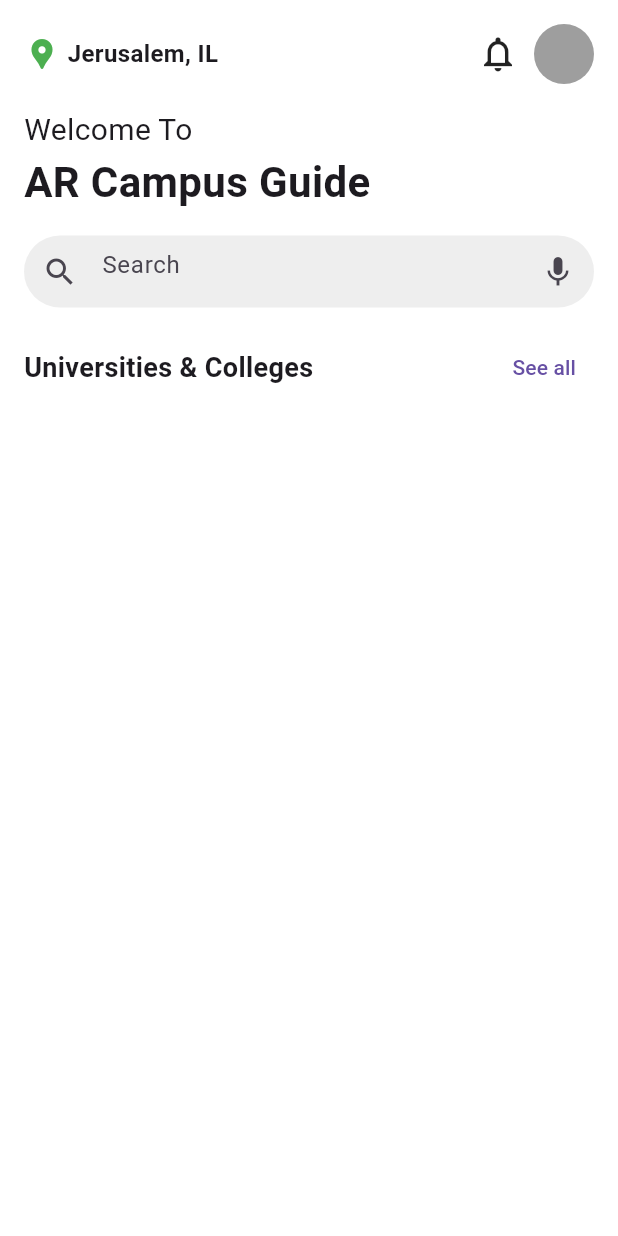
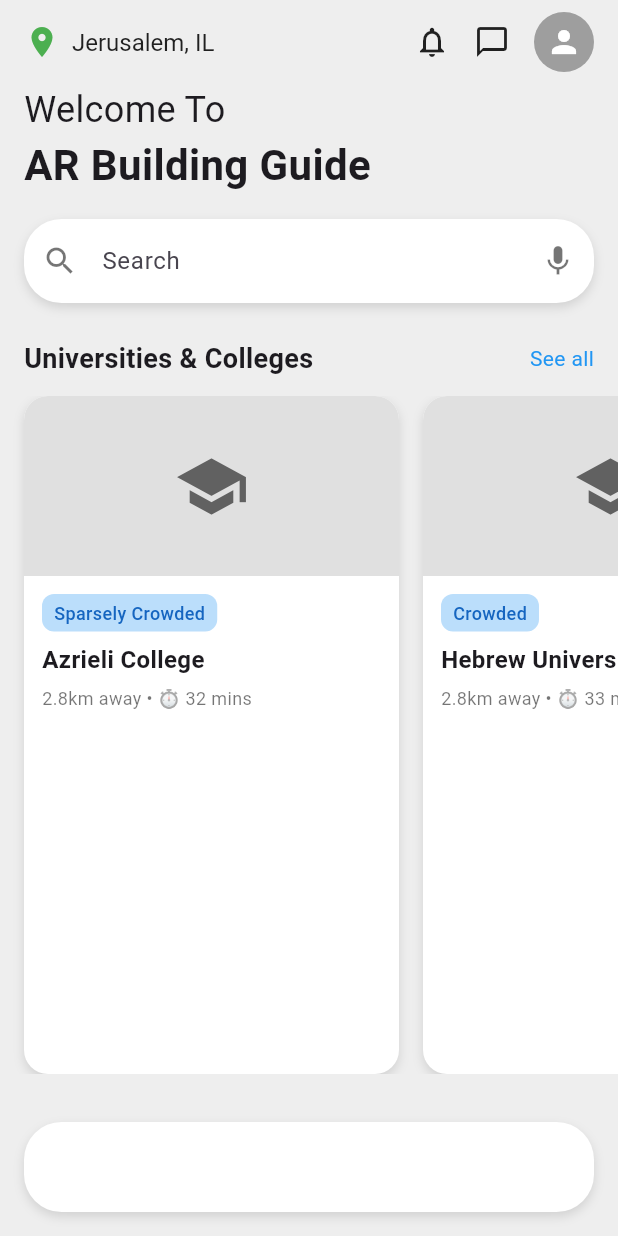
Before and after one commit to MalikKa2002/final_project, a Flutter app: the screen it shows after launch, on a phone screen of 412 x 824 dp. Run offline on Flutter 3.47's test engine with Material 3 defaults, Android fonts, the phone set to English and light mode, and no system bars.

Commit message:
fixed without the images

```diff
--- a/smart_guide/lib/main.dart
+++ b/smart_guide/lib/main.dart
@@ -1,188 +1,238 @@
 import 'package:flutter/material.dart';
-import 'package:google_fonts/google_fonts.dart';
 
 void main() {
-  runApp(const ARCampusGuideApp());
+  runApp(ARGuideApp());
 }
 
-class ARCampusGuideApp extends StatelessWidget {
-  const ARCampusGuideApp({super.key});
-
+class ARGuideApp extends StatelessWidget {
   @override
   Widget build(BuildContext context) {
     return MaterialApp(
-      home: CampusGuideHome(),
       debugShowCheckedModeBanner: false,
+      home: HomeScreen(),
+      theme: ThemeData(fontFamily: 'Roboto'),
     );
   }
 }
 
-class CampusGuideHome extends StatelessWidget {
-  final List<Map<String, String>> locations = [
-    {
-      "title": "Azrieli College",
-      "status": "Sparsely Crowded",
-      "distance": "2.8km away",
-      "time": "32 mins"
-    },
-    {
-      "title": "Hebrew University",
-      "status": "Crowded",
-      "distance": "3.2km away",
-      "time": "35 mins"
-    }
-  ];
-
+class HomeScreen extends StatelessWidget {
   @override
   Widget build(BuildContext context) {
     return Scaffold(
-      backgroundColor: Colors.white,
-      body: SafeArea(
-        child: Column(
-          crossAxisAlignment: CrossAxisAlignment.start,
+      backgroundColor: Colors.grey[200],
+      appBar: AppBar(
+        elevation: 0,
+        backgroundColor: Colors.grey[200],
+        title: Row(
           children: [
-            // Location and Profile Section
-            Padding(
-              padding: const EdgeInsets.all(16.0),
-              child: Row(
-                mainAxisAlignment: MainAxisAlignment.spaceBetween,
-                children: [
-                  Row(
-                    children: [
-                      Icon(Icons.location_pin, color: Colors.green),
-                      const SizedBox(width: 5),
+            Icon(Icons.location_on, color: Colors.green),
+            SizedBox(width: 8),
             Text(
               "Jerusalem, IL",
-                        style: GoogleFonts.roboto(
-                            fontSize: 16, fontWeight: FontWeight.w600),
+              style: TextStyle(color: Colors.black87, fontSize: 16),
             ),
           ],
         ),
-                  Row(
-                    children: [
-                      Icon(Icons.notifications_none, size: 28),
-                      const SizedBox(width: 10),
-                      CircleAvatar(backgroundColor: Colors.grey, radius: 20),
-                    ],
-                  )
+        actions: [
+          Icon(Icons.notifications_none, color: Colors.black87),
+          SizedBox(width: 16),
+          Icon(Icons.chat_bubble_outline, color: Colors.black87),
+          SizedBox(width: 16),
+          CircleAvatar(
+            backgroundColor: Colors.grey,
+            child: Icon(Icons.person, color: Colors.white),
+          ),
+          SizedBox(width: 16),
         ],
       ),
+      body: Column(
+        crossAxisAlignment: CrossAxisAlignment.start,
+        children: [
+          Padding(
+            padding: const EdgeInsets.symmetric(horizontal: 16),
+            child: Text(
+              "Welcome To",
+              style: TextStyle(fontSize: 24, fontWeight: FontWeight.w400),
             ),
-
-            // Welcome Section
-            Padding(
-              padding: const EdgeInsets.symmetric(horizontal: 16.0),
-              child:
-                  Text("Welcome To", style: GoogleFonts.roboto(fontSize: 20)),
           ),
           Padding(
-              padding: const EdgeInsets.symmetric(horizontal: 16.0),
-              child: Text("AR Campus Guide",
-                  style: GoogleFonts.roboto(
-                      fontSize: 28, fontWeight: FontWeight.bold)),
+            padding: const EdgeInsets.symmetric(horizontal: 16),
+            child: Text(
+              "AR Building Guide",
+              style: TextStyle(fontSize: 28, fontWeight: FontWeight.bold),
             ),
-
+          ),
+          SizedBox(height: 16),
           // Search Bar
           Padding(
-              padding: const EdgeInsets.all(16.0),
+            padding: const EdgeInsets.symmetric(horizontal: 16),
             child: Container(
               decoration: BoxDecoration(
-                  color: Colors.grey[200],
-                  borderRadius: BorderRadius.circular(30),
+                color: Colors.white,
+                borderRadius: BorderRadius.circular(25),
+                boxShadow: [
+                  BoxShadow(
+                    color: Colors.black12,
+                    blurRadius: 5,
+                    offset: Offset(0, 3),
+                  ),
+                ],
               ),
               child: TextField(
                 decoration: InputDecoration(
                   hintText: "Search",
-                    prefixIcon: Icon(Icons.search),
-                    suffixIcon: Icon(Icons.mic),
+                  prefixIcon: Icon(Icons.search, color: Colors.black54),
+                  suffixIcon: Icon(Icons.mic, color: Colors.black54),
                   border: InputBorder.none,
+                  contentPadding: EdgeInsets.all(16),
                 ),
               ),
             ),
           ),
-
-            // Title Section
+          SizedBox(height: 24),
+          // Section Header
           Padding(
-              padding: const EdgeInsets.symmetric(horizontal: 16.0),
+            padding: const EdgeInsets.symmetric(horizontal: 16),
             child: Row(
               mainAxisAlignment: MainAxisAlignment.spaceBetween,
               children: [
                 Text(
                   "Universities & Colleges",
-                    style: GoogleFonts.roboto(
-                        fontSize: 18, fontWeight: FontWeight.bold),
+                  style: TextStyle(fontSize: 18, fontWeight: FontWeight.bold),
                 ),
-                  TextButton(onPressed: () {}, child: Text("See all")),
+                Text(
+                  "See all",
+                  style: TextStyle(fontSize: 14, color: Colors.blue),
+                ),
               ],
             ),
           ),
-
-            // Horizontal Scrollable Cards
-            // SizedBox(
-            //   height: 200,
-            //   child: ListView.builder(
-            //     scrollDirection: Axis.horizontal,
-            //     itemCount: locations.length,
-            //     itemBuilder: (context, index) {
-            //       final location = locations[index];
-            //       return Padding(
-            //         padding: const EdgeInsets.all(8.0),
-            //         child: Stack(
-            //           children: [
-            //             Container(
-            //               width: 160,
-            //               decoration: BoxDecoration(
-            //                 color: Colors.blueGrey[100],
-            //                 borderRadius: BorderRadius.circular(12),
-            //               ),
-            //               child: Column(
-            //                 mainAxisAlignment: MainAxisAlignment.end,
-            //                 children: [
-            //                   Padding(
-            //                     padding: const EdgeInsets.all(8.0),
-            //                     child: Text(
-            //                       location["title"]!,
-            //                       style: GoogleFonts.roboto(
-            //                           fontSize: 16,
-            //                           fontWeight: FontWeight.bold,
-            //                           color: Colors.white),
-            //                     ),
-            //                   ),
-            //                   Text(
-            //                     "${location["distance"]} • ${location["time"]}",
-            //                     style:
-            //                         GoogleFonts.roboto(color: Colors.white70),
-            //                   ),
-            //                   const SizedBox(height: 10),
-            //                 ],
-            //               ),
-            //             ),
-            //             Positioned(
-            //               top: 8,
-            //               left: 8,
-            //               child: Container(
-            //                 padding: const EdgeInsets.symmetric(
-            //                     horizontal: 8, vertical: 4),
-            //                 decoration: BoxDecoration(
-            //                   color: Colors.black54,
-            //                   borderRadius: BorderRadius.circular(12),
-            //                 ),
-            //                 child: Text(
-            //                   location["status"]!,
-            //                   style: GoogleFonts.roboto(
-            //                       fontSize: 12, color: Colors.white),
-            //                 ),
-            //               ),
-            //             )
-            //           ],
-            //         ),
-            //       );
-            //     },
-            //   ),
-            // )
+          SizedBox(height: 12),
+          // Cards Section
+          Expanded(
+            child: ListView(
+              scrollDirection: Axis.horizontal,
+              children: [
+                UniversityCard(
+                  title: "Azrieli College",
+                  crowdStatus: "Sparsely Crowded",
+                  distance: "2.8km",
+                  time: "32 mins",
+                ),
+                UniversityCard(
+                  title: "Hebrew University",
+                  crowdStatus: "Crowded",
+                  distance: "2.8km",
+                  time: "33 mins",
+                ),
               ],
             ),
+          ),
+          SizedBox(height: 16),
+          // Bottom Placeholder
+          Container(
+            margin: EdgeInsets.all(16),
+            height: 60,
+            decoration: BoxDecoration(
+              color: Colors.white,
+              borderRadius: BorderRadius.circular(25),
+              boxShadow: [
+                BoxShadow(
+                  color: Colors.black12,
+                  blurRadius: 5,
+                  offset: Offset(0, 3),
+                ),
+              ],
+            ),
+          ),
+        ],
       ),
     );
   }
 }
+
+class UniversityCard extends StatelessWidget {
+  final String title;
+  final String crowdStatus;
+  final String distance;
+  final String time;
+
+  UniversityCard({
+    required this.title,
+    required this.crowdStatus,
+    required this.distance,
+    required this.time,
+  });
+
+  @override
+  Widget build(BuildContext context) {
+    return Container(
+      margin: EdgeInsets.only(left: 16),
+      width: 250,
+      decoration: BoxDecoration(
+        color: Colors.white,
+        borderRadius: BorderRadius.circular(16),
+        boxShadow: [
+          BoxShadow(
+            color: Colors.black12,
+            blurRadius: 5,
+            offset: Offset(0, 3),
+          ),
+        ],
+      ),
+      child: Column(
+        crossAxisAlignment: CrossAxisAlignment.start,
+        children: [
+          Container(
+            height: 120,
+            decoration: BoxDecoration(
+              color: Colors.grey[300],
+              borderRadius: BorderRadius.only(
+                topLeft: Radius.circular(16),
+                topRight: Radius.circular(16),
+              ),
+            ),
+            child: Center(
+              child: Icon(Icons.school, size: 50, color: Colors.grey[700]),
+            ),
+          ),
+          Padding(
+            padding: const EdgeInsets.all(12.0),
+            child: Column(
+              crossAxisAlignment: CrossAxisAlignment.start,
+              children: [
+                Container(
+                  decoration: BoxDecoration(
+                    color: Colors.blue[100],
+                    borderRadius: BorderRadius.circular(8),
+                  ),
+                  padding: EdgeInsets.symmetric(vertical: 4, horizontal: 8),
+                  child: Text(
+                    crowdStatus,
+                    style: TextStyle(
+                      color: Colors.blue[800],
+                      fontWeight: FontWeight.w500,
+                      fontSize: 12,
+                    ),
+                  ),
+                ),
+                SizedBox(height: 8),
+                Text(
+                  title,
+                  style: TextStyle(
+                      fontSize: 16, fontWeight: FontWeight.w600, height: 1.3),
+                ),
+                SizedBox(height: 8),
+                Text(
+                  "$distance away • ⏱ $time",
+                  style: TextStyle(
+                      fontSize: 12, color: Colors.black54, height: 1.3),
+                ),
+              ],
+            ),
+          )
+        ],
+      ),
+    );
+  }
+}
```
Also changed, not shown: smart_guide/pubspec.yaml (+11 -50 lines), smart_guide/pubspec.lock, 1 other file. Lines whose indentation alone changed are shown as unchanged.
